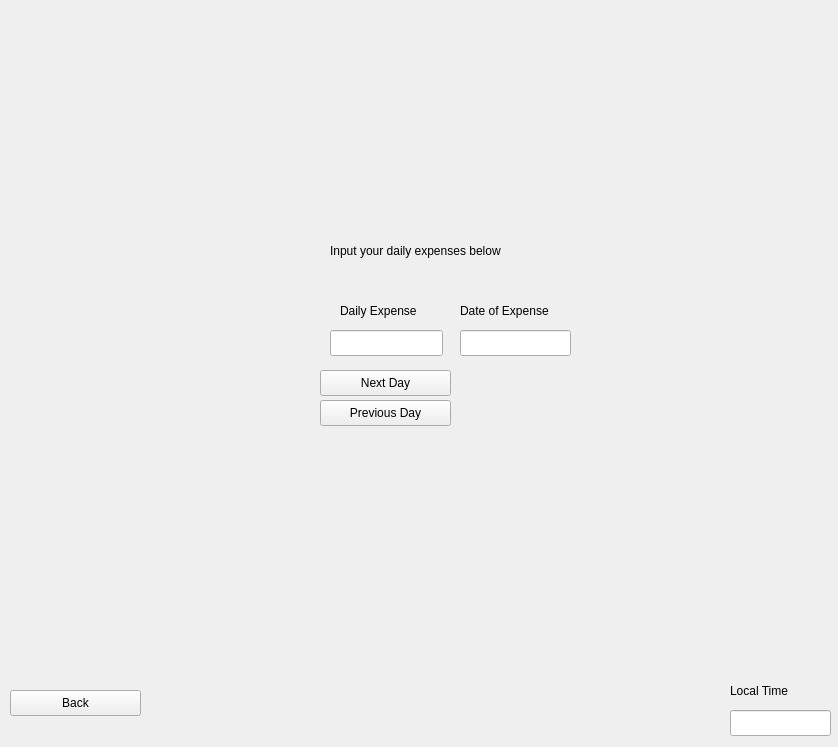
Mihael0/finance_manager_qt, file src/ui/expensewindow.ui: the form before one commit.
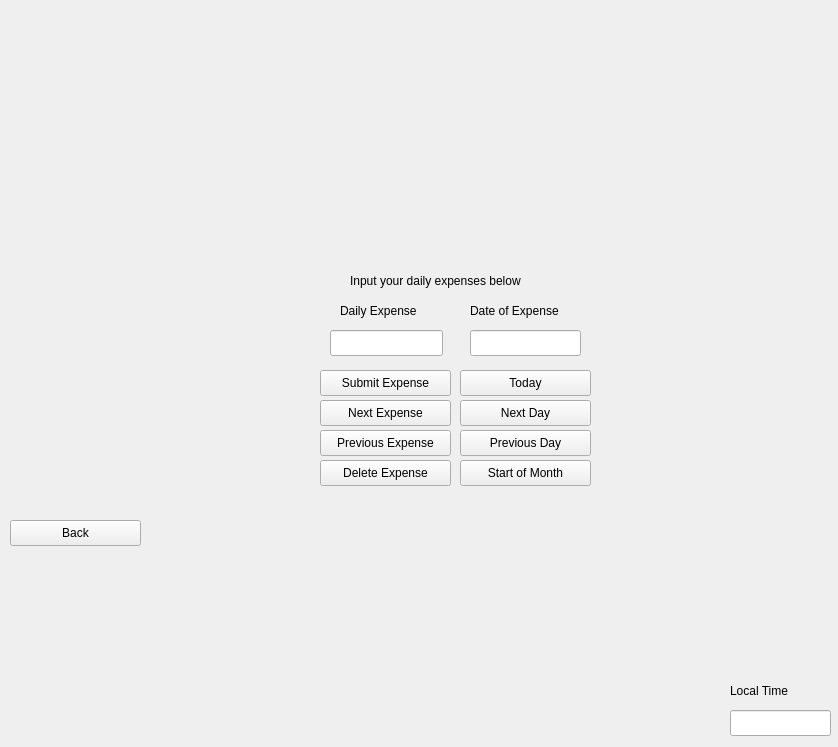
The form after the commit.

Commit message: Added some more buttons to login and expense windows

```diff
--- a/src/ui/expensewindow.ui
+++ b/src/ui/expensewindow.ui
@@ -16,9 +16,9 @@
   <widget class="QLabel" name="label_5">
    <property name="geometry">
     <rect>
-     <x>460</x>
+     <x>470</x>
      <y>290</y>
-     <width>171</width>
+     <width>111</width>
      <height>41</height>
     </rect>
    </property>
@@ -29,8 +29,8 @@
   <widget class="QPushButton" name="nextDay">
    <property name="geometry">
     <rect>
-     <x>320</x>
-     <y>370</y>
+     <x>460</x>
+     <y>400</y>
      <width>131</width>
      <height>26</height>
     </rect>
@@ -55,8 +55,8 @@
   <widget class="QPushButton" name="previousDay">
    <property name="geometry">
     <rect>
-     <x>320</x>
-     <y>400</y>
+     <x>460</x>
+     <y>430</y>
      <width>131</width>
      <height>26</height>
     </rect>
@@ -91,9 +91,9 @@
   <widget class="QLabel" name="label_7">
    <property name="geometry">
     <rect>
-     <x>330</x>
-     <y>230</y>
-     <width>261</width>
+     <x>350</x>
+     <y>260</y>
+     <width>221</width>
      <height>41</height>
     </rect>
    </property>
@@ -104,7 +104,7 @@
   <widget class="QLineEdit" name="startOfCurrentMonth">
    <property name="geometry">
     <rect>
-     <x>460</x>
+     <x>470</x>
      <y>330</y>
      <width>111</width>
      <height>26</height>
@@ -119,7 +119,7 @@
     <rect>
      <x>340</x>
      <y>290</y>
-     <width>141</width>
+     <width>101</width>
      <height>41</height>
     </rect>
    </property>
@@ -131,7 +131,7 @@
    <property name="geometry">
     <rect>
      <x>10</x>
-     <y>690</y>
+     <y>520</y>
      <width>131</width>
      <height>26</height>
     </rect>
@@ -140,6 +140,84 @@
     <string>Back</string>
    </property>
   </widget>
+  <widget class="QPushButton" name="setToToday">
+   <property name="geometry">
+    <rect>
+     <x>460</x>
+     <y>370</y>
+     <width>131</width>
+     <height>26</height>
+    </rect>
+   </property>
+   <property name="text">
+    <string>Today</string>
+   </property>
+  </widget>
+  <widget class="QPushButton" name="setToStartOfMonth">
+   <property name="geometry">
+    <rect>
+     <x>460</x>
+     <y>460</y>
+     <width>131</width>
+     <height>26</height>
+    </rect>
+   </property>
+   <property name="text">
+    <string>Start of Month</string>
+   </property>
+  </widget>
+  <widget class="QPushButton" name="setToToday_2">
+   <property name="geometry">
+    <rect>
+     <x>320</x>
+     <y>370</y>
+     <width>131</width>
+     <height>26</height>
+    </rect>
+   </property>
+   <property name="text">
+    <string>Submit Expense</string>
+   </property>
+  </widget>
+  <widget class="QPushButton" name="setToToday_3">
+   <property name="geometry">
+    <rect>
+     <x>320</x>
+     <y>460</y>
+     <width>131</width>
+     <height>26</height>
+    </rect>
+   </property>
+   <property name="text">
+    <string>Delete Expense</string>
+   </property>
+  </widget>
+  <widget class="QPushButton" name="previousDay_2">
+   <property name="geometry">
+    <rect>
+     <x>320</x>
+     <y>430</y>
+     <width>131</width>
+     <height>26</height>
+    </rect>
+   </property>
+   <property name="text">
+    <string>Previous Expense</string>
+   </property>
+  </widget>
+  <widget class="QPushButton" name="previousDay_3">
+   <property name="geometry">
+    <rect>
+     <x>320</x>
+     <y>400</y>
+     <width>131</width>
+     <height>26</height>
+    </rect>
+   </property>
+   <property name="text">
+    <string>Next Expense</string>
+   </property>
+  </widget>
  </widget>
  <resources/>
  <connections/>
```
Left out of the diff: 3 changed lines with no effect on the pictures. The commit also changes 3 other files.
